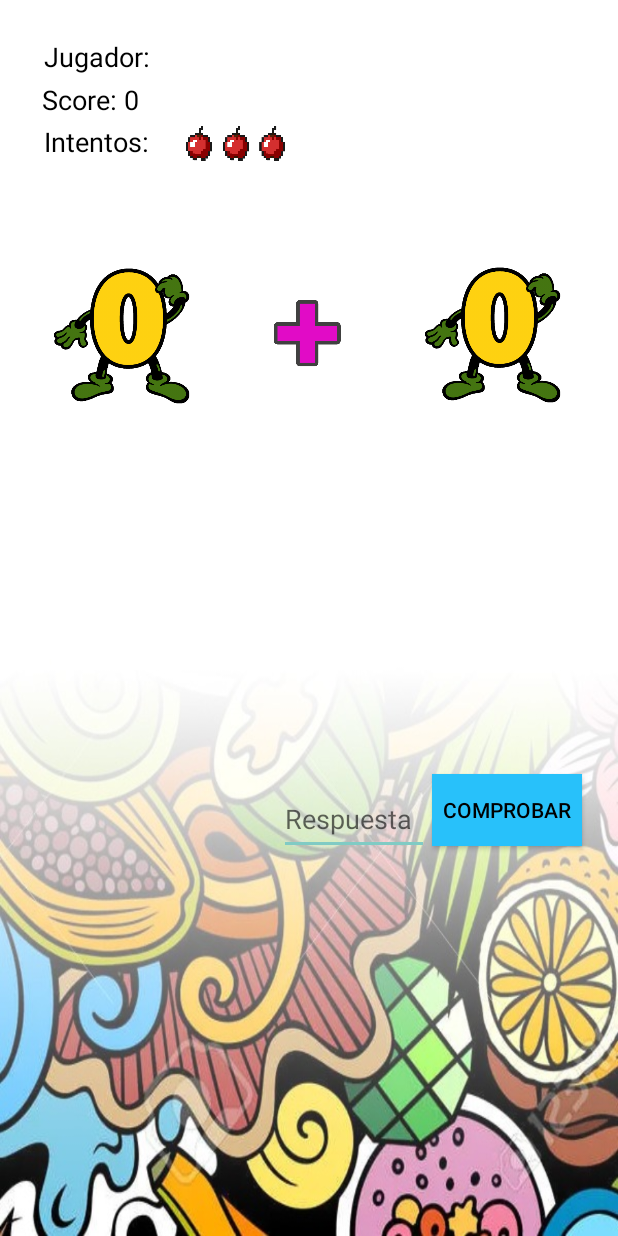
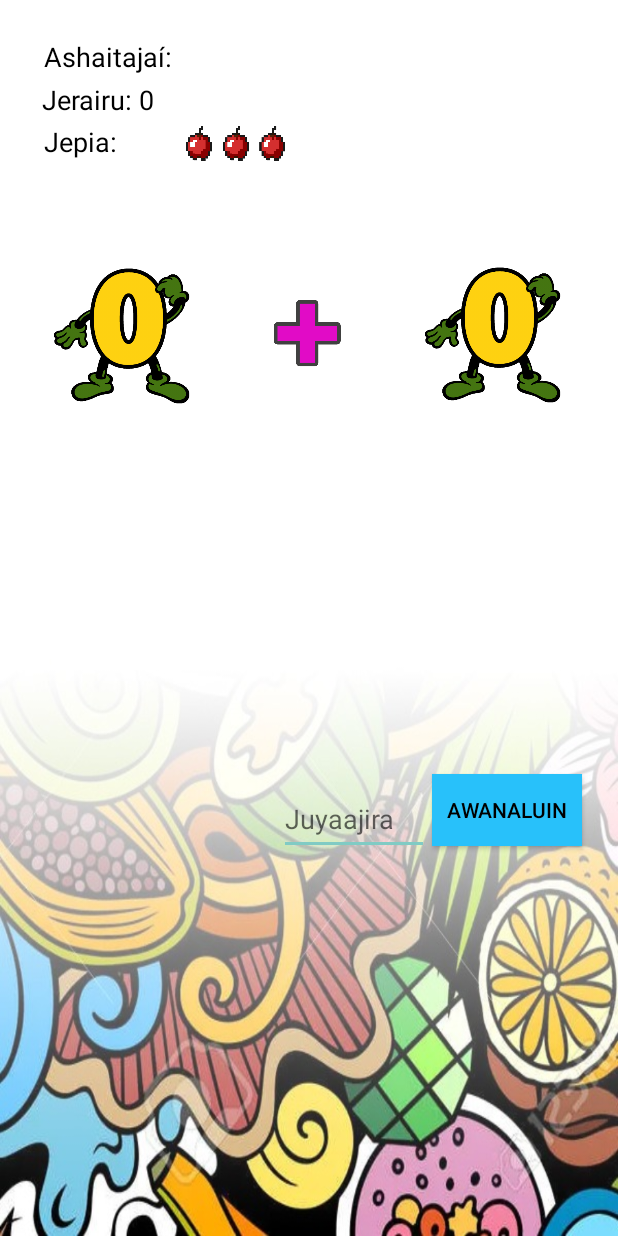
Before and after one commit to Arley07/WayuuMath, an Android app: the layout activity_main2_nivel1.xml on its own in the app's theme, with its tools: preview values and no code run, on a phone screen of 412 x 824 dp. Run offline under Robolectric (Android 15) with nearby library versions, the phone set to English and light mode, and no system bars.

Commit message:
Tradcuuión al idioma Wayúu

```diff
--- a/app/src/main/java/com/example/wayuumath/Main2Activity_Nivel1.java
+++ b/app/src/main/java/com/example/wayuumath/Main2Activity_Nivel1.java
@@ -42,7 +42,7 @@ public class Main2Activity_Nivel1 extends AppCompatActivity {
         et_respuesta = (EditText) findViewById(R.id.editText_resultado);
 
         nombre_jugador = getIntent().getStringExtra("jugador");
-        tv_nombre.setText("Jugador: " + nombre_jugador);
+        tv_nombre.setText("Ashaitajai´i: " + nombre_jugador);
 
         getSupportActionBar().setDisplayShowHomeEnabled(true);
         getSupportActionBar().setIcon(R.mipmap.ic_launcher);
--- a/app/src/main/java/com/example/wayuumath/Main2Activity_Nivel3.java
+++ b/app/src/main/java/com/example/wayuumath/Main2Activity_Nivel3.java
@@ -67,6 +67,7 @@ public class Main2Activity_Nivel3 extends AppCompatActivity {
         mp_bad = MediaPlayer.create(this, R.raw.bad);
         NumAleatorio();
     }
+
 
     public void Comparar(View view) {
         String respuesta = et_respuesta.getText().toString();
--- a/app/src/main/java/com/example/wayuumath/Main2Activity_Nivel4.java
+++ b/app/src/main/java/com/example/wayuumath/Main2Activity_Nivel4.java
@@ -70,6 +70,7 @@ public class Main2Activity_Nivel4 extends AppCompatActivity {
         mp_bad = MediaPlayer.create(this, R.raw.bad);
         NumAleatorio();
     }
+
 
     public void Comparar(View view) {
         String respuesta = et_respuesta.getText().toString();
--- a/app/src/main/java/com/example/wayuumath/Main2Activity_Nivel5.java
+++ b/app/src/main/java/com/example/wayuumath/Main2Activity_Nivel5.java
@@ -21,7 +21,6 @@ public class Main2Activity_Nivel5 extends AppCompatActivity {
     private MediaPlayer mp, mp_great, mp_bad;
     int score, numAleatorio_uno, numAleatorio_dos, resultado, vidas = 3;
     String nombre_jugador, string_score, string_vidas;
-
     String numero[] = {"cero", "uno", "dos", "tres", "cuatro", "cinco", "seis", "siete", "ocho", "nueve"};
 
     @Override
@@ -68,6 +67,7 @@ public class Main2Activity_Nivel5 extends AppCompatActivity {
         mp_bad = MediaPlayer.create(this, R.raw.bad);
         NumAleatorio();
     }
+
 
     public void Comparar(View view) {
         String respuesta = et_respuesta.getText().toString();
--- a/app/src/main/java/com/example/wayuumath/MainActivity.java
+++ b/app/src/main/java/com/example/wayuumath/MainActivity.java
@@ -115,4 +115,5 @@ public class MainActivity extends AppCompatActivity {
     public void onBackPressed(){
 
     }
+
 }
--- a/app/src/main/res/layout/activity_main.xml
+++ b/app/src/main/res/layout/activity_main.xml
@@ -14,8 +14,8 @@
         android:layout_alignParentTop="true"
         android:layout_alignParentEnd="true"
         android:layout_centerHorizontal="true"
-        android:layout_marginTop="30dp"
-        android:layout_marginEnd="93dp"
+        android:layout_marginTop="35dp"
+        android:layout_marginEnd="83dp"
         app:srcCompat="@drawable/lapiz" />
 
     <EditText
--- a/app/src/main/res/values/strings.xml
+++ b/app/src/main/res/values/strings.xml
@@ -1,11 +1,11 @@
 <resources>
     <string name="app_name">WayuuMath</string>
-    <string name="et_nombre">¿Cómo te llamas?</string>
-    <string name="button">Jugar</string>
+    <string name="et_nombre">¿Kasaichi punulia?</string> //Cueal es tu nombre
+    <string name="button">Ashaita</string> //Jugar
 
-    <string name="et_vidas">Intentos:</string>
-    <string name="Jugador_nombre">Jugador:</string>
-    <string name="total_score">Score: 0</string>
-    <string name="boton_sumar">Comprobar</string>
-    <string name="et_respuesta">Respuesta</string>
+    <string name="et_vidas">Jepia:</string> //Intento
+    <string name="Jugador_nombre">Ashaitajaí:</string> //Jugador
+    <string name="total_score">Jerairu: 0</string>  //Score
+    <string name="boton_sumar">Awanaluin</string> //Comprobar
+    <string name="et_respuesta">Juyaajira</string> Respuesta
 </resources>
```
Also changed, not shown: app/src/main/java/com/example/wayuumath/Main2Activity_Nivel6.java (+20 -0 lines).
